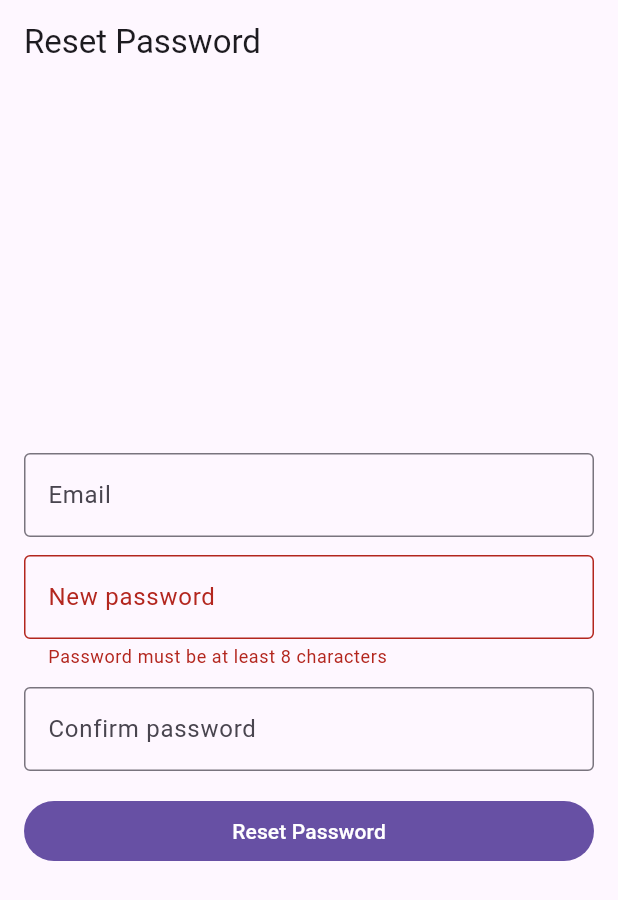
After one commit to OmarlZanaty/AlMobarmg-App-Store, a Flutter app: the ResetPasswordScreen screen opened by its route, after a tap on "Reset Password", on a phone screen of 412 x 824 dp. The commit adds this screen. Shown: the top 900 px of the screen. Run offline on Flutter 3.47's test engine with Material 3 defaults, Android fonts, the phone set to English and light mode, and no system bars; our stand-ins replace cached_network_image, dio, file_picker, flutter_riverpod, flutter_secure_storage, fluttertoast and 5 more; missing offline and left inert: flutter_stripe; accounts and stored records are empty; network calls fail.

Commit message:
Fix backend/frontend contract, security, and auth flow regressions

```diff
--- a/frontend/lib/main.dart
+++ b/frontend/lib/main.dart
@@ -6,11 +6,12 @@ import 'package:flutter_riverpod/flutter_riverpod.dart';
 import 'package:flutter_secure_storage/flutter_secure_storage.dart';
 import 'package:go_router/go_router.dart';
 
+import 'screens/admin/queue_screen.dart';
 import 'screens/app_detail_screen.dart';
 import 'screens/auth/login_screen.dart';
 import 'screens/auth/register_screen.dart';
+import 'screens/auth/reset_password_screen.dart';
 import 'screens/auth/verify_email_screen.dart';
-import 'screens/admin/queue_screen.dart';
 import 'screens/developer/dashboard_screen.dart';
 import 'screens/developer/upload_screen.dart';
 import 'screens/fix_rejection_screen.dart';
@@ -79,6 +80,13 @@ final goRouterProvider = Provider<GoRouter>((ref) {
         builder: (context, state) =>
             VerifyEmailScreen(email: state.uri.queryParameters['email'] ?? ''),
       ),
+      GoRoute(
+        path: '/reset-password',
+        builder: (context, state) => ResetPasswordScreen(
+          email: state.uri.queryParameters['email'] ?? '',
+          token: state.uri.queryParameters['token'] ?? '',
+        ),
+      ),
       GoRoute(path: '/home', builder: (context, state) => const HomeScreen()),
       GoRoute(
         path: '/apps/:id',
@@ -110,7 +118,8 @@ final goRouterProvider = Provider<GoRouter>((ref) {
       final onAuthPage =
           state.matchedLocation == '/login' ||
           state.matchedLocation == '/register' ||
-          state.matchedLocation == '/verify-email';
+          state.matchedLocation == '/verify-email' ||
+          state.matchedLocation == '/reset-password';
       if (!auth.isAuthenticated && !onAuthPage && state.matchedLocation != '/') {
         return '/login';
       }
--- /dev/null
+++ b/frontend/lib/screens/auth/reset_password_screen.dart
@@ -0,0 +1,137 @@
+import 'package:flutter/material.dart';
+import 'package:flutter_riverpod/flutter_riverpod.dart';
+import 'package:go_router/go_router.dart';
+
+import '../../services/api_service.dart';
+import '../home_screen.dart';
+
+class ResetPasswordScreen extends ConsumerStatefulWidget {
+  const ResetPasswordScreen({
+    super.key,
+    required this.email,
+    required this.token,
+  });
+
+  final String email;
+  final String token;
+
+  @override
+  ConsumerState<ResetPasswordScreen> createState() => _ResetPasswordScreenState();
+}
+
+class _ResetPasswordScreenState extends ConsumerState<ResetPasswordScreen> {
+  final _formKey = GlobalKey<FormState>();
+  final _passwordController = TextEditingController();
+  final _confirmPasswordController = TextEditingController();
+  bool _submitting = false;
+
+  @override
+  void dispose() {
+    _passwordController.dispose();
+    _confirmPasswordController.dispose();
+    super.dispose();
+  }
+
+  @override
+  Widget build(BuildContext context) {
+    return Scaffold(
+      appBar: AppBar(title: const Text('Reset Password')),
+      body: Center(
+        child: ConstrainedBox(
+          constraints: const BoxConstraints(maxWidth: 420),
+          child: Padding(
+            padding: const EdgeInsets.all(16),
+            child: Form(
+              key: _formKey,
+              child: Column(
+                mainAxisSize: MainAxisSize.min,
+                children: [
+                  TextFormField(
+                    initialValue: widget.email,
+                    readOnly: true,
+                    decoration: const InputDecoration(
+                      labelText: 'Email',
+                      border: OutlineInputBorder(),
+                    ),
+                  ),
+                  const SizedBox(height: 12),
+                  TextFormField(
+                    controller: _passwordController,
+                    obscureText: true,
+                    decoration: const InputDecoration(
+                      labelText: 'New password',
+                      border: OutlineInputBorder(),
+                    ),
+                    validator: (value) {
+                      if (value == null || value.length < 8) {
+                        return 'Password must be at least 8 characters';
+                      }
+                      return null;
+                    },
+                  ),
+                  const SizedBox(height: 12),
+                  TextFormField(
+                    controller: _confirmPasswordController,
+                    obscureText: true,
+                    decoration: const InputDecoration(
+                      labelText: 'Confirm password',
+                      border: OutlineInputBorder(),
+                    ),
+                    validator: (value) {
+                      if (value != _passwordController.text) {
+                        return 'Passwords do not match';
+                      }
+                      return null;
+                    },
+                  ),
+                  const SizedBox(height: 16),
+                  SizedBox(
+                    width: double.infinity,
+                    child: FilledButton(
+                      onPressed: _submitting ? null : _submit,
+                      child: Text(_submitting ? 'Resetting...' : 'Reset Password'),
+                    ),
+                  ),
+                ],
+              ),
+            ),
+          ),
+        ),
+      ),
+    );
+  }
+
+  Future<void> _submit() async {
+    if (!_formKey.currentState!.validate()) return;
+
+    if (widget.email.isEmpty || widget.token.isEmpty) {
+      ScaffoldMessenger.of(context).showSnackBar(
+        const SnackBar(content: Text('Invalid reset link. Please request a new one.')),
+      );
+      return;
+    }
+
+    setState(() => _submitting = true);
+    try {
+      await ref.read(apiServiceProvider).resetPassword(
+            widget.email,
+            widget.token,
+            _passwordController.text.trim(),
+          );
+      if (!mounted) return;
+      ScaffoldMessenger.of(context).showSnackBar(
+        const SnackBar(content: Text('Password reset! Please login with your new password.')),
+      );
+      context.go('/login');
+    } catch (error) {
+      if (!mounted) return;
+      ScaffoldMessenger.of(context).showSnackBar(
+        SnackBar(content: Text(error.toString().replaceFirst('Exception: ', ''))),
+      );
+    } finally {
+      if (mounted) {
+        setState(() => _submitting = false);
+      }
+    }
+  }
+}
```
Also changed, not shown: frontend/lib/screens/app_detail_screen.dart (+124 -35 lines), frontend/lib/screens/developer/upload_screen.dart (+4 -4 lines), frontend/lib/screens/fix_rejection_screen.dart (+7 -29 lines), frontend/lib/screens/home_screen.dart (+23 -9 lines), frontend/lib/screens/security_report_screen.dart (+42 -38 lines), frontend/lib/services/api_service.dart (+11 -3 lines), 9 other files.
